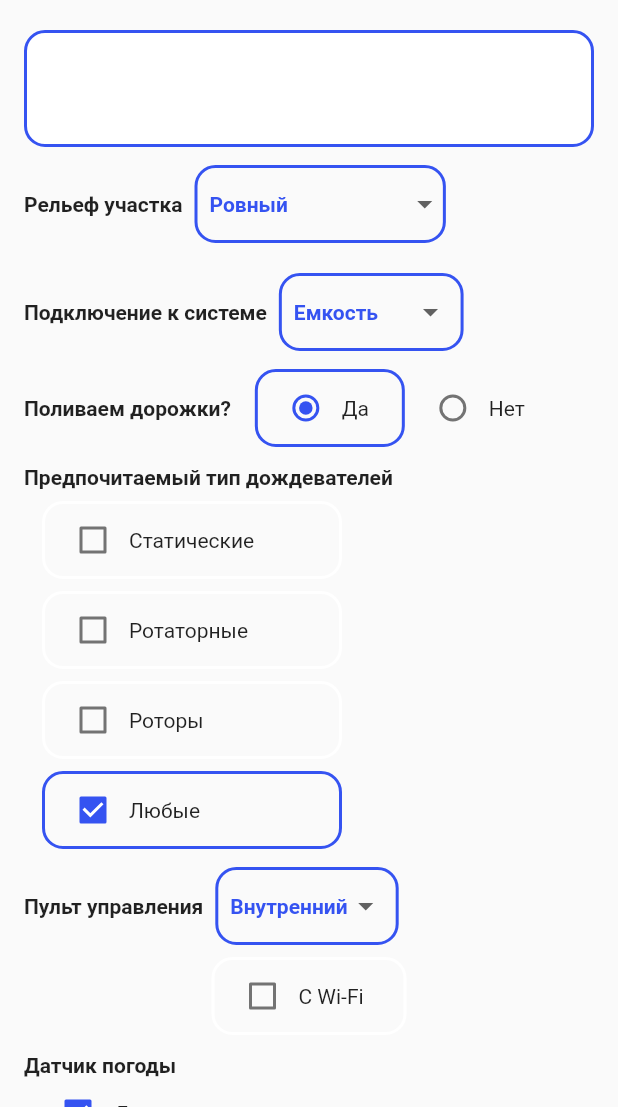
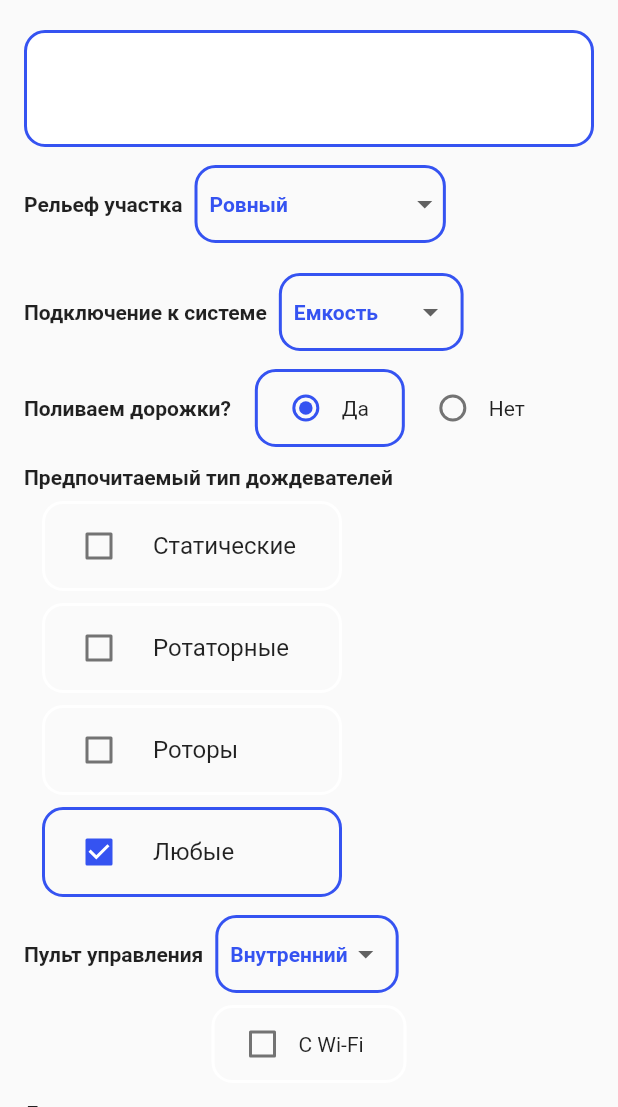
Before and after one commit to 8847141/flutter_web, a Flutter app: the screen it shows after launch, on a phone screen of 412 x 824 dp, the part 129-1236 px from its top. Run offline on Flutter 3.47's test engine with Material 2 defaults, Android fonts, the phone set to English and light mode, and no system bars; our stand-ins replace bloc, flutter_bloc.

Commit message:
Changed Checkbox to CheckboxListTitle

```diff
--- a/lib/widgets/preferred_nozzle_type_widget.dart
+++ b/lib/widgets/preferred_nozzle_type_widget.dart
@@ -29,25 +29,20 @@ class PreferredNozzleType extends StatelessWidget {
                   Align(
                     alignment: Alignment.centerLeft,
                     child: Container(
-                      padding: const EdgeInsets.fromLTRB(8.0, 0.0, 8.0, 0.0),
                       decoration: bloc.answers.preferredNozzleType.statics
                           ? kDropdownButtonDecoration
                           : kHideDropdownButtonDecoration,
                       width: 200.0,
-                      child: Row(
-                        children: [
-                          Checkbox(
-                            activeColor: kMainColor,
+                      child: CheckboxListTile(
                         value: bloc.answers.preferredNozzleType.statics,
-                            onChanged: (value) => context
-                                .bloc<OptionsBloc>()
-                                .add(ChangeAnswers(bloc.answers.copyWith(
+                        onChanged: (value) => context.bloc<OptionsBloc>().add(
+                            ChangeAnswers(bloc.answers.copyWith(
                                 preferredNozzleType: bloc
                                     .answers.preferredNozzleType
                                     .copyWith(statics: value)))),
-                          ),
-                          const Text('Статические')
-                        ],
+                        activeColor: kMainColor,
+                        title: const Text('Статические'),
+                        controlAffinity: ListTileControlAffinity.leading,
                       ),
                     ),
                   ),
@@ -55,25 +50,20 @@ class PreferredNozzleType extends StatelessWidget {
                   Align(
                     alignment: Alignment.centerLeft,
                     child: Container(
-                      padding: const EdgeInsets.fromLTRB(8.0, 0.0, 8.0, 0.0),
                       decoration: bloc.answers.preferredNozzleType.rotators
                           ? kDropdownButtonDecoration
                           : kHideDropdownButtonDecoration,
                       width: 200.0,
-                      child: Row(
-                        children: [
-                          Checkbox(
-                            activeColor: kMainColor,
+                      child: CheckboxListTile(
                         value: bloc.answers.preferredNozzleType.rotators,
-                            onChanged: (value) => context
-                                .bloc<OptionsBloc>()
-                                .add(ChangeAnswers(bloc.answers.copyWith(
+                        onChanged: (value) => context.bloc<OptionsBloc>().add(
+                            ChangeAnswers(bloc.answers.copyWith(
                                 preferredNozzleType: bloc
                                     .answers.preferredNozzleType
                                     .copyWith(rotators: value)))),
-                          ),
-                          const Text('Ротаторные')
-                        ],
+                        activeColor: kMainColor,
+                        title: const Text('Ротаторные'),
+                        controlAffinity: ListTileControlAffinity.leading,
                       ),
                     ),
                   ),
@@ -81,25 +71,20 @@ class PreferredNozzleType extends StatelessWidget {
                   Align(
                     alignment: Alignment.centerLeft,
                     child: Container(
-                      padding: const EdgeInsets.fromLTRB(8.0, 0.0, 8.0, 0.0),
                       decoration: bloc.answers.preferredNozzleType.rotors
                           ? kDropdownButtonDecoration
                           : kHideDropdownButtonDecoration,
                       width: 200.0,
-                      child: Row(
-                        children: [
-                          Checkbox(
-                            activeColor: kMainColor,
+                      child: CheckboxListTile(
                         value: bloc.answers.preferredNozzleType.rotors,
-                            onChanged: (value) => context
-                                .bloc<OptionsBloc>()
-                                .add(ChangeAnswers(bloc.answers.copyWith(
+                        onChanged: (value) => context.bloc<OptionsBloc>().add(
+                            ChangeAnswers(bloc.answers.copyWith(
                                 preferredNozzleType: bloc
                                     .answers.preferredNozzleType
                                     .copyWith(rotors: value)))),
-                          ),
-                          const Text('Роторы')
-                        ],
+                        activeColor: kMainColor,
+                        title: const Text('Роторы'),
+                        controlAffinity: ListTileControlAffinity.leading,
                       ),
                     ),
                   ),
@@ -107,25 +92,20 @@ class PreferredNozzleType extends StatelessWidget {
                   Align(
                     alignment: Alignment.centerLeft,
                     child: Container(
-                      padding: const EdgeInsets.fromLTRB(8.0, 0.0, 8.0, 0.0),
                       decoration: bloc.answers.preferredNozzleType.any
                           ? kDropdownButtonDecoration
                           : kHideDropdownButtonDecoration,
                       width: 200.0,
-                      child: Row(
-                        children: [
-                          Checkbox(
-                            activeColor: kMainColor,
+                      child: CheckboxListTile(
                         value: bloc.answers.preferredNozzleType.any,
-                            onChanged: (value) => context
-                                .bloc<OptionsBloc>()
-                                .add(ChangeAnswers(bloc.answers.copyWith(
+                        onChanged: (value) => context.bloc<OptionsBloc>().add(
+                            ChangeAnswers(bloc.answers.copyWith(
                                 preferredNozzleType: bloc
                                     .answers.preferredNozzleType
                                     .copyWith(any: value)))),
-                          ),
-                          const Text('Любые')
-                        ],
+                        activeColor: kMainColor,
+                        title: const Text('Любые'),
+                        controlAffinity: ListTileControlAffinity.leading,
                       ),
                     ),
                   ),
```
Lines whose indentation alone changed are shown as unchanged.
